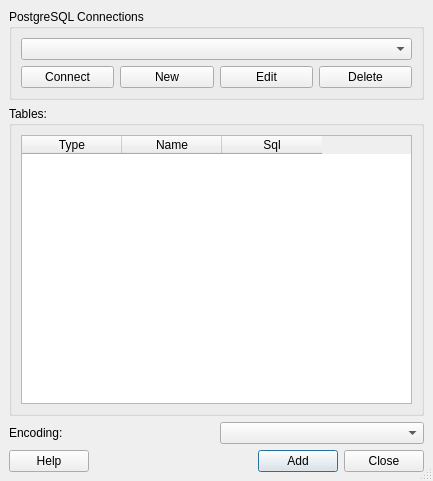
This is src/ui/qgsdbsourceselectbase.ui in qgis/QGIS as Qt 5 draws it before an edit. The edited form follows.
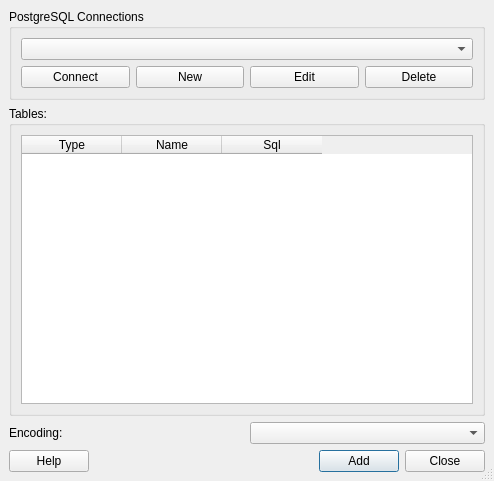
This is the edited form. Icons and pictures are not drawn.

What changed in the file:
```diff
--- a/src/ui/qgsdbsourceselectbase.ui
+++ b/src/ui/qgsdbsourceselectbase.ui
@@ -8,7 +8,7 @@
    <rect>
     <x>0</x>
     <y>0</y>
-    <width>433</width>
+    <width>494</width>
     <height>481</height>
    </rect>
   </property>
```
Left out of the diff: 7 changed lines with no effect on the pictures.
